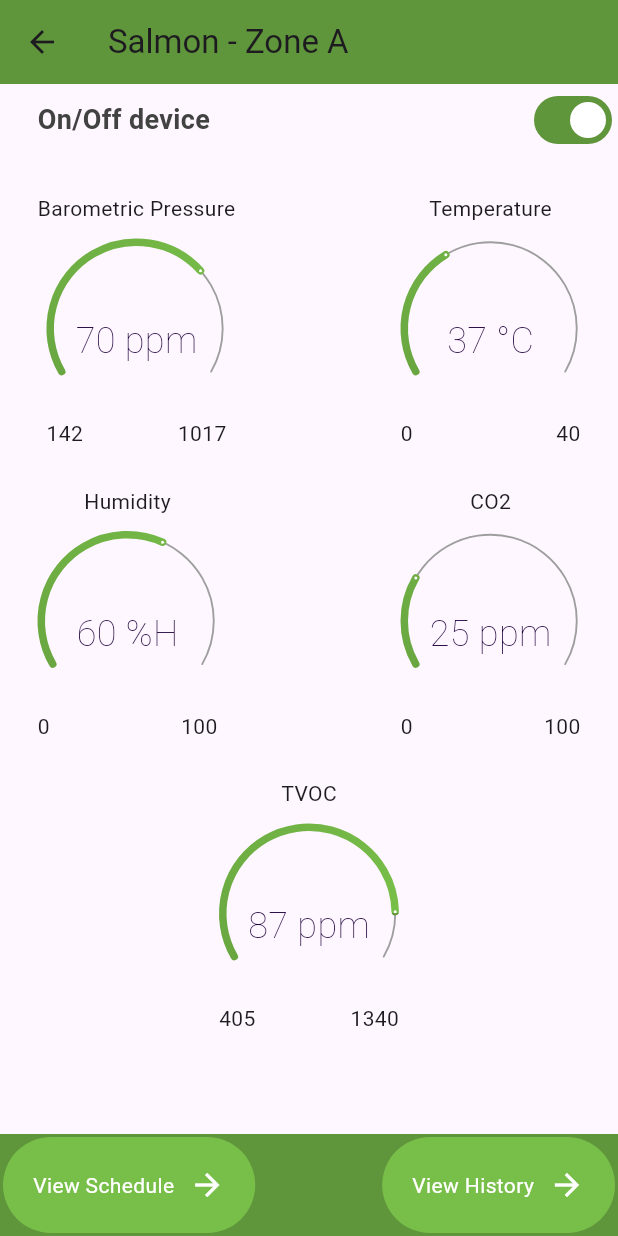
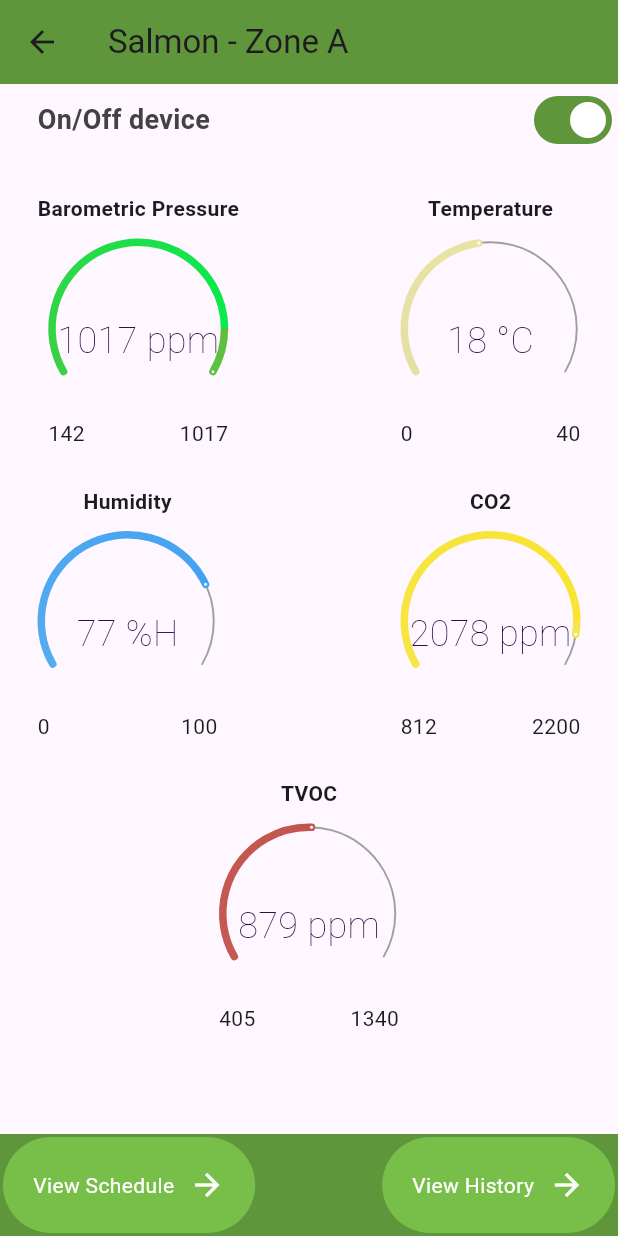
Before and after one commit to hounfodji/watering_plants, a Flutter app: the DevicePage screen opened by its route, after a tap on "Salmon", on a phone screen of 412 x 824 dp. Run offline on Flutter 3.47's test engine with Material 3 defaults, Android fonts, the phone set to English and light mode, and no system bars; drawn by our look-alikes of sleek_circular_slider; our stand-ins replace google_fonts.

Commit message:
Device detatil page imrovement

```diff
--- a/lib/components/sleek_circular_slider.dart
+++ b/lib/components/sleek_circular_slider.dart
@@ -74,8 +74,8 @@ class _MySleekCircularSliderState extends State<MySleekCircularSlider> {
           widget.onChange(value); // Notify caller of value change
         });
       },
-      // min: _min,
-      // max: _max,
+      min: _min,
+      max: _max,
     );
   }
 }
--- a/lib/models/device.dart
+++ b/lib/models/device.dart
@@ -11,6 +11,7 @@ class Device {
   double co2;
   double tvoc;
   final Map<String, String> unite; // les unités de mesure
+  final Map<String, List<int>> minMaxValue; //for min max value
 
   Device({
     required this.name,
@@ -24,7 +25,9 @@ class Device {
     required this.tvoc,
 
     Map<String, String>? unite,
-  }): unite = unite ?? {};
+    Map<String, List<int>>? minMaxValue,
+  }): unite = unite ?? {},
+      minMaxValue = minMaxValue ?? {};
 
   String get _name => name;
   String get _zone => zone;
--- a/lib/models/device_list.dart
+++ b/lib/models/device_list.dart
@@ -7,12 +7,20 @@ List deviceList = [
         zone: "Zone A",
         imagePath: "lib/images/home/watering-plants(2).png",
         date: DateTime.now(),
-        barometricPressure: 70.0,
-        temperature: 37.0,
-        humidity: 60.0,
-        tvoc: 87,
-        co2: 25,
+        barometricPressure: 1017.0,
+        temperature: 18.7,
+        humidity: 77.0,
+        tvoc: 879,
+        co2: 2078,
         unite: {'barometricPressure': 'ppm', 'temperature': '°C', 'humidity': '%H', 'tvoc': 'ppm', 'co2': 'ppm'},
+        minMaxValue: {
+        'barometricPressure': [142, 1017],
+        'temperature': [0, 40],
+        'humidity': [0, 100],
+        'tvoc': [405, 1340],
+        'co2': [812, 2200],
+      },
+
     ),
     // tuna
     Device(
@@ -20,12 +28,19 @@ List deviceList = [
         zone: "Zone B",
         imagePath: "lib/images/home/watering-plants(2).png",
         date: DateTime.now(),
-        barometricPressure: 70.0,
-        temperature: 37.0,
-        humidity: 60.0,
-        tvoc: 87,
-        co2: 25,
+        barometricPressure: 1017.0,
+        temperature: 18.7,
+        humidity: 77.0,
+        tvoc: 879,
+        co2: 2078,
         unite: {'barometricPressure': 'ppm', 'temperature': '°C', 'humidity': '%H', 'tvoc': 'ppm', 'co2': 'ppm'},
+        minMaxValue: {
+        'barometricPressure': [142, 1017],
+        'temperature': [0, 40],
+        'humidity': [0, 100],
+        'tvoc': [405, 1340],
+        'co2': [812, 2200],
+      },
     ),
     // salmon
     Device(
@@ -33,12 +48,19 @@ List deviceList = [
         zone: "Zone A",
         imagePath: "lib/images/home/watering-plants(2).png",
         date: DateTime.now(),
-        barometricPressure: 70.0,
-        temperature: 37.0,
-        humidity: 60.0,
-        tvoc: 87,
-        co2: 25,
+        barometricPressure: 1017.0,
+        temperature: 18.7,
+        humidity: 77.0,
+        tvoc: 879,
+        co2: 2078,
         unite: {'barometricPressure': 'ppm', 'temperature': '°C', 'humidity': '%H', 'tvoc': 'ppm', 'co2': 'ppm'},
+        minMaxValue: {
+        'barometricPressure': [142, 1017],
+        'temperature': [0, 40],
+        'humidity': [0, 100],
+        'tvoc': [405, 1340],
+        'co2': [812, 2200],
+      },
     ),
     // tuna
     Device(
@@ -46,12 +68,19 @@ List deviceList = [
         zone: "Zone B",
         imagePath: "lib/images/home/watering-plants(2).png",
         date: DateTime.now(),
-        barometricPressure: 70.0,
-        temperature: 37.0,
-        humidity: 60.0,
-        tvoc: 87,
-        co2: 25,
+        barometricPressure: 1017.0,
+        temperature: 18.7,
+        humidity: 77.0,
+        tvoc: 879,
+        co2: 2078,
         unite: {'barometricPressure': 'ppm', 'temperature': '°C', 'humidity': '%H', 'tvoc': 'ppm', 'co2': 'ppm'},
+        minMaxValue: {
+        'barometricPressure': [142, 1017],
+        'temperature': [0, 40],
+        'humidity': [0, 100],
+        'tvoc': [405, 1340],
+        'co2': [812, 2200],
+      },
     ),
     // salmon
     Device(
@@ -59,12 +88,19 @@ List deviceList = [
         zone: "Zone A",
         imagePath: "lib/images/home/watering-plants(2).png",
         date: DateTime.now(),
-        barometricPressure: 70.0,
-        temperature: 37.0,
-        humidity: 60.0,
-        tvoc: 87,
-        co2: 25,
+        barometricPressure: 1017.0,
+        temperature: 18.7,
+        humidity: 77.0,
+        tvoc: 879,
+        co2: 2078,
         unite: {'barometricPressure': 'ppm', 'temperature': '°C', 'humidity': '%H', 'tvoc': 'ppm', 'co2': 'ppm'},
+        minMaxValue: {
+        'barometricPressure': [142, 1017],
+        'temperature': [0, 40],
+        'humidity': [0, 100],
+        'tvoc': [405, 1340],
+        'co2': [812, 2200],
+      },
     ),
     // tuna
     Device(
@@ -72,12 +108,19 @@ List deviceList = [
         zone: "Zone B",
         imagePath: "lib/images/home/watering-plants(2).png",
         date: DateTime.now(),
-        barometricPressure: 70.0,
-        temperature: 37.0,
-        humidity: 60.0,
-        tvoc: 87,
-        co2: 25,
+        barometricPressure: 1017.0,
+        temperature: 18.7,
+        humidity: 77.0,
+        tvoc: 879,
+        co2: 2078,
         unite: {'barometricPressure': 'ppm', 'temperature': '°C', 'humidity': '%H', 'tvoc': 'ppm', 'co2': 'ppm'},
+        minMaxValue: {
+        'barometricPressure': [142, 1017],
+        'temperature': [0, 40],
+        'humidity': [0, 100],
+        'tvoc': [405, 1340],
+        'co2': [812, 2200],
+      },
     ),
     // salmon
     Device(
@@ -85,12 +128,19 @@ List deviceList = [
         zone: "Zone A",
         imagePath: "lib/images/home/watering-plants(2).png",
         date: DateTime.now(),
-        barometricPressure: 70.0,
-        temperature: 37.0,
-        humidity: 60.0,
-        tvoc: 87,
-        co2: 25,
+        barometricPressure: 1017.0,
+        temperature: 18.7,
+        humidity: 77.0,
+        tvoc: 879,
+        co2: 2078,
         unite: {'barometricPressure': 'ppm', 'temperature': '°C', 'humidity': '%H', 'tvoc': 'ppm', 'co2': 'ppm'},
+        minMaxValue: {
+        'barometricPressure': [142, 1017],
+        'temperature': [0, 40],
+        'humidity': [0, 100],
+        'tvoc': [0, 100],
+        'co2': [812, 2200],
+      },
     ),
     // tuna
     Device(
@@ -98,12 +148,19 @@ List deviceList = [
         zone: "Zone B",
         imagePath: "lib/images/home/watering-plants(2).png",
         date: DateTime.now(),
-        barometricPressure: 70.0,
-        temperature: 37.0,
-        humidity: 60.0,
-        tvoc: 87,
-        co2: 25,
+        barometricPressure: 1017.0,
+        temperature: 18.7,
+        humidity: 77.0,
+        tvoc: 879,
+        co2: 2078,
         unite: {'barometricPressure': 'ppm', 'temperature': '°C', 'humidity': '%H', 'tvoc': 'ppm', 'co2': 'ppm'},
+        minMaxValue: {
+        'barometricPressure': [142, 1017],
+        'temperature': [0, 40],
+        'humidity': [0, 100],
+        'tvoc': [0, 100],
+        'co2': [812, 2200],
+      },
     ),
     // salmon
     Device(
@@ -111,12 +168,19 @@ List deviceList = [
         zone: "Zone A",
         imagePath: "lib/images/home/watering-plants(2).png",
         date: DateTime.now(),
-        barometricPressure: 70.0,
-        temperature: 37.0,
-        humidity: 60.0,
-        tvoc: 87,
-        co2: 25,
+        barometricPressure: 1017.0,
+        temperature: 18.7,
+        humidity: 77.0,
+        tvoc: 879,
+        co2: 2078,
         unite: {'barometricPressure': 'ppm', 'temperature': '°C', 'humidity': '%H', 'tvoc': 'ppm', 'co2': 'ppm'},
+        minMaxValue: {
+        'barometricPressure': [142, 1017],
+        'temperature': [0, 40],
+        'humidity': [0, 100],
+        'tvoc': [0, 100],
+        'co2': [812, 2200],
+      },
     ),
     // tuna
     Device(
@@ -124,12 +188,19 @@ List deviceList = [
         zone: "Zone B",
         imagePath: "lib/images/home/watering-plants(2).png",
         date: DateTime.now(),
-        barometricPressure: 70.0,
-        temperature: 37.0,
-        humidity: 60.0,
-        tvoc: 87,
-        co2: 25,
+        barometricPressure: 1017.0,
+        temperature: 18.7,
+        humidity: 77.0,
+        tvoc: 879,
+        co2: 2078,
         unite: {'barometricPressure': 'ppm', 'temperature': '°C', 'humidity': '%H', 'tvoc': 'ppm', 'co2': 'ppm'},
+        minMaxValue: {
+        'barometricPressure': [142, 1017],
+        'temperature': [0, 40],
+        'humidity': [0, 100],
+        'tvoc': [0, 100],
+        'co2': [812, 2200],
+      },
     ),
     // salmon
     Device(
@@ -137,12 +208,19 @@ List deviceList = [
         zone: "Zone A",
         imagePath: "lib/images/home/watering-plants(2).png",
         date: DateTime.now(),
-        barometricPressure: 70.0,
-        temperature: 37.0,
-        humidity: 60.0,
-        tvoc: 87,
-        co2: 25,
+        barometricPressure: 1017.0,
+        temperature: 18.7,
+        humidity: 77.0,
+        tvoc: 879,
+        co2: 2078,
         unite: {'barometricPressure': 'ppm', 'temperature': '°C', 'humidity': '%H', 'tvoc': 'ppm', 'co2': 'ppm'},
+        minMaxValue: {
+        'barometricPressure': [142, 1017],
+        'temperature': [0, 40],
+        'humidity': [0, 100],
+        'tvoc': [0, 100],
+        'co2': [812, 2200],
+      },
     ),
     // tuna
     Device(
@@ -150,12 +228,19 @@ List deviceList = [
         zone: "Zone B",
         imagePath: "lib/images/home/watering-plants(2).png",
         date: DateTime.now(),
-        barometricPressure: 70.0,
-        temperature: 37.0,
-        humidity: 60.0,
-        tvoc: 87,
-        co2: 25,
+        barometricPressure: 1017.0,
+        temperature: 18.7,
+        humidity: 77.0,
+        tvoc: 879,
+        co2: 2078,
         unite: {'barometricPressure': 'ppm', 'temperature': '°C', 'humidity': '%H', 'tvoc': 'ppm', 'co2': 'ppm'},
+        minMaxValue: {
+        'barometricPressure': [142, 1017],
+        'temperature': [0, 40],
+        'humidity': [0, 100],
+        'tvoc': [0, 100],
+        'co2': [812, 2200],
+      },
     ),
     // salmon
     Device(
@@ -163,12 +248,19 @@ List deviceList = [
         zone: "Zone A",
         imagePath: "lib/images/home/watering-plants(2).png",
         date: DateTime.now(),
-        barometricPressure: 70.0,
-        temperature: 37.0,
-        humidity: 60.0,
-        tvoc: 87,
-        co2: 25,
+        barometricPressure: 1017.0,
+        temperature: 18.7,
+        humidity: 77.0,
+        tvoc: 879,
+        co2: 2078,
         unite: {'barometricPressure': 'ppm', 'temperature': '°C', 'humidity': '%H', 'tvoc': 'ppm', 'co2': 'ppm'},
+        minMaxValue: {
+        'barometricPressure': [142, 1017],
+        'temperature': [0, 40],
+        'humidity': [0, 100],
+        'tvoc': [405, 1340],
+        'co2': [812, 2200],
+      },
     ),
     // tuna
     Device(
@@ -176,11 +268,18 @@ List deviceList = [
         zone: "Zone B",
         imagePath: "lib/images/home/watering-plants(2).png",
         date: DateTime.now(),
-        barometricPressure: 70.0,
-        temperature: 37.0,
-        humidity: 60.0,
-        tvoc: 87,
-        co2: 25,
+        barometricPressure: 1017.0,
+        temperature: 18.7,
+        humidity: 77.0,
+        tvoc: 879,
+        co2: 2078,
         unite: {'barometricPressure': 'ppm', 'temperature': '°C', 'humidity': '%H', 'tvoc': 'ppm', 'co2': 'ppm'},
+        minMaxValue: {
+        'barometricPressure': [142, 1017],
+        'temperature': [0, 40],
+        'humidity': [0, 100],
+        'tvoc': [405, 1340],
+        'co2': [812, 2200],
+      },
     ),
   ];
--- a/lib/pages/device_details_page.dart
+++ b/lib/pages/device_details_page.dart
@@ -110,7 +110,7 @@ class _DeviceDetailsPageState extends State<DeviceDetailsPage> {
                       crossAxisAlignment: CrossAxisAlignment.center,
                       children: [
                         // device name
-                        Text("Barometric Pressure"),
+                        Text("Barometric Pressure", style: TextStyle(fontWeight: FontWeight.bold),),
 
                         const SizedBox(
                           height: 10,
@@ -119,12 +119,16 @@ class _DeviceDetailsPageState extends State<DeviceDetailsPage> {
                         // device zone
 
                         MySleekCircularSlider(
-                          min: 142.0,
-                          max: 1017.0,
+                          min: widget
+                              .device.minMaxValue["barometricPressure"]![0]
+                              .toDouble(),
+                          max: widget
+                              .device.minMaxValue["barometricPressure"]![1]
+                              .toDouble(),
                           initialValue: widget.device.barometricPressure,
                           unit: widget.device.unite["barometricPressure"]!,
                           trackColor: Colors.grey,
-                          progressBarColors: [primaryColor, secondaryColor],
+                          progressBarColors: [Color.fromARGB(255, 97, 190, 61), Color.fromARGB(255, 5, 235, 77)],
                           // topLabelText: 'running...',
                           onChange: _onBarometricPressureChange,
                         ),
@@ -133,7 +137,14 @@ class _DeviceDetailsPageState extends State<DeviceDetailsPage> {
                           width: 120,
                           child: Row(
                             mainAxisAlignment: MainAxisAlignment.spaceBetween,
-                            children: [Text("142"), Text("1017")],
+                            children: [
+                              Text(widget
+                                  .device.minMaxValue["barometricPressure"]![0]
+                                  .toString()),
+                              Text(widget
+                                  .device.minMaxValue["barometricPressure"]![1]
+                                  .toString())
+                            ],
                           ),
                         )
                       ],
@@ -145,7 +156,7 @@ class _DeviceDetailsPageState extends State<DeviceDetailsPage> {
                       crossAxisAlignment: CrossAxisAlignment.center,
                       children: [
                         // device name
-                        Text("Temperature"),
+                        Text("Temperature", style: TextStyle(fontWeight: FontWeight.bold),),
 
                         const SizedBox(
                           height: 10,
@@ -153,12 +164,14 @@ class _DeviceDetailsPageState extends State<DeviceDetailsPage> {
 
                         // device zone
                         MySleekCircularSlider(
-                          min: 0.0,
-                          max: 40.0,
+                          min: widget.device.minMaxValue["temperature"]![0]
+                              .toDouble(),
+                          max: widget.device.minMaxValue["temperature"]![1]
+                              .toDouble(),
                           initialValue: widget.device.temperature,
                           unit: widget.device.unite["temperature"]!,
                           trackColor: Colors.grey,
-                          progressBarColors: [primaryColor, secondaryColor],
+                          progressBarColors: [Color.fromARGB(255, 221, 218, 163), Color.fromARGB(255, 236, 232, 163)],
                           // topLabelText: 'running...',
                           onChange: _onTemperatureChange,
                         ),
@@ -167,7 +180,12 @@ class _DeviceDetailsPageState extends State<DeviceDetailsPage> {
                           width: 120,
                           child: Row(
                             mainAxisAlignment: MainAxisAlignment.spaceBetween,
-                            children: [Text("0"), Text("40")],
+                            children: [
+                              Text(widget.device.minMaxValue["temperature"]![0]
+                                  .toString()),
+                              Text(widget.device.minMaxValue["temperature"]![1]
+                                  .toString())
+                            ],
                           ),
                         )
                       ],
@@ -192,7 +210,7 @@ class _DeviceDetailsPageState extends State<DeviceDetailsPage> {
                       crossAxisAlignment: CrossAxisAlignment.center,
                       children: [
                         // device name
-                        Text("Humidity"),
+                        Text("Humidity", style: TextStyle(fontWeight: FontWeight.bold),),
 
                         const SizedBox(
                           height: 10,
@@ -201,12 +219,14 @@ class _DeviceDetailsPageState extends State<DeviceDetailsPage> {
                         // device zone
 
                         MySleekCircularSlider(
-                          min: 0.0,
-                          max: 100.0,
+                          min: widget.device.minMaxValue["humidity"]![0]
+                              .toDouble(),
+                          max: widget.device.minMaxValue["humidity"]![1]
+                              .toDouble(),
                           initialValue: widget.device.humidity,
                           unit: widget.device.unite["humidity"]!,
                           trackColor: Colors.grey,
-                          progressBarColors: [primaryColor, secondaryColor],
+                          progressBarColors: [const Color.fromARGB(255, 104, 178, 238), Color.fromARGB(255, 63, 161, 242)],
                           // topLabelText: 'running...',
                           onChange: _onHumidityChange,
                         ),
@@ -215,7 +235,12 @@ class _DeviceDetailsPageState extends State<DeviceDetailsPage> {
                           width: 120,
                           child: Row(
                             mainAxisAlignment: MainAxisAlignment.spaceBetween,
-                            children: [Text("0"), Text("100")],
+                            children: [
+                              Text(widget.device.minMaxValue["humidity"]![0]
+                                  .toString()),
+                              Text(widget.device.minMaxValue["humidity"]![1]
+                                  .toString())
+                            ],
                           ),
                         )
                       ],
@@ -227,7 +252,7 @@ class _DeviceDetailsPageState extends State<DeviceDetailsPage> {
                       crossAxisAlignment: CrossAxisAlignment.center,
                       children: [
                         // device name
-                        Text("CO2"),
+                        Text("CO2", style: TextStyle(fontWeight: FontWeight.bold),),
 
                         const SizedBox(
                           height: 10,
@@ -235,12 +260,12 @@ class _DeviceDetailsPageState extends State<DeviceDetailsPage> {
 
                         // device zone
                         MySleekCircularSlider(
-                          min: 812.0,
-                          max: 2200.0,
+                          min: widget.device.minMaxValue["co2"]![0].toDouble(),
+                          max: widget.device.minMaxValue["co2"]![1].toDouble(),
                           initialValue: widget.device.co2,
                           unit: widget.device.unite["co2"]!,
                           trackColor: Colors.grey,
-                          progressBarColors: [primaryColor, secondaryColor],
+                          progressBarColors: [Color.fromARGB(255, 246, 229, 79), Color.fromARGB(255, 248, 228, 49)],
                           // topLabelText: 'running...',
                           onChange: _onCo2Change,
                         ),
@@ -249,7 +274,12 @@ class _DeviceDetailsPageState extends State<DeviceDetailsPage> {
                           width: 120,
                           child: Row(
                             mainAxisAlignment: MainAxisAlignment.spaceBetween,
-                            children: [Text("0"), Text("100")],
+                            children: [
+                              Text(widget.device.minMaxValue["co2"]![0]
+                                  .toString()),
+                              Text(widget.device.minMaxValue["co2"]![1]
+                                  .toString())
+                            ],
                           ),
                         )
                       ],
@@ -271,7 +301,7 @@ class _DeviceDetailsPageState extends State<DeviceDetailsPage> {
                     crossAxisAlignment: CrossAxisAlignment.center,
                     children: [
                       // device name
-                      Text("TVOC"),
+                      Text("TVOC", style: TextStyle(fontWeight: FontWeight.bold),),
 
                       const SizedBox(
                         height: 10,
@@ -279,12 +309,12 @@ class _DeviceDetailsPageState extends State<DeviceDetailsPage> {
 
                       // device zone
                       MySleekCircularSlider(
-                        min: 405,
-                        max: 1340.0,
+                        min: widget.device.minMaxValue["tvoc"]![0].toDouble(),
+                        max: widget.device.minMaxValue["tvoc"]![1].toDouble(),
                         initialValue: widget.device.tvoc,
                         unit: widget.device.unite["tvoc"]!,
                         trackColor: Colors.grey,
-                        progressBarColors: [primaryColor, secondaryColor],
+                        progressBarColors: [const Color.fromARGB(255, 198, 95, 88), Color.fromARGB(255, 193, 83, 75)],
                         // topLabelText: 'running...',
                         onChange: _onTvocChange,
                       ),
@@ -293,7 +323,12 @@ class _DeviceDetailsPageState extends State<DeviceDetailsPage> {
                         width: 120,
                         child: Row(
                           mainAxisAlignment: MainAxisAlignment.spaceBetween,
-                          children: [Text("405"), Text("1340")],
+                          children: [
+                            Text(widget.device.minMaxValue["tvoc"]![0]
+                                .toString()),
+                            Text(widget.device.minMaxValue["tvoc"]![1]
+                                .toString())
+                          ],
                         ),
                       )
                     ],
```
